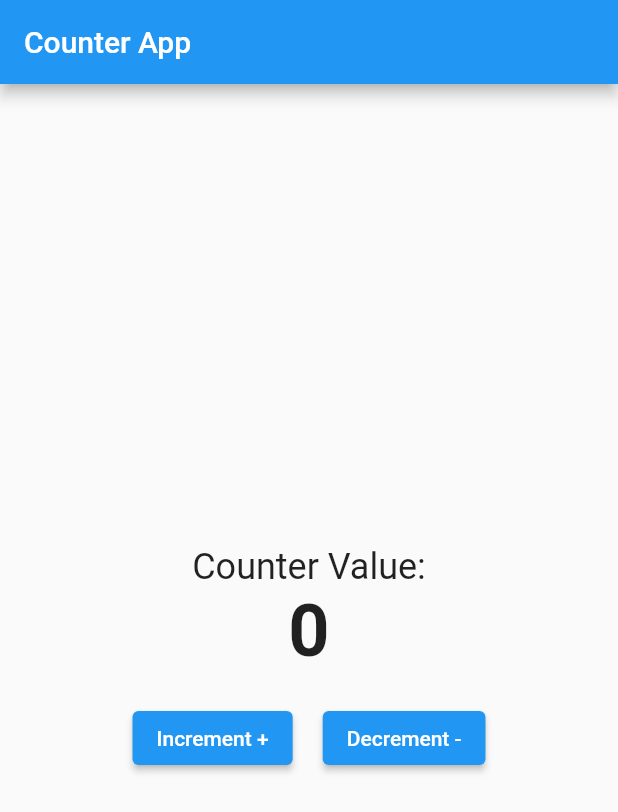
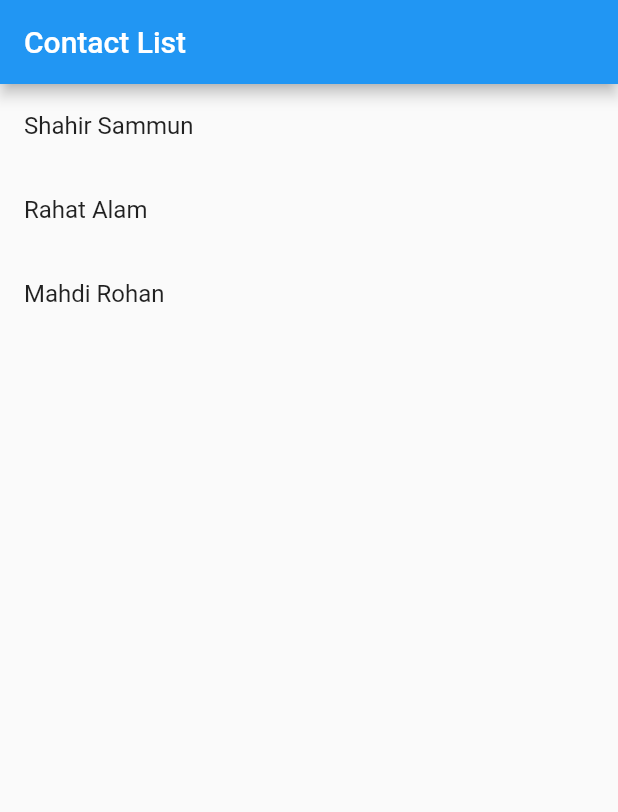
Before and after one commit to ShahirSammun/Flutter_Test, a Flutter app: the screen it shows after launch, on a phone screen of 412 x 824 dp. Shown: the top 812 px of the screen. Run offline on Flutter 3.47's test engine with Material 2 defaults, Android fonts, the light colour scheme and no system bars.

Commit message:
Flutter Code Added

```diff
--- a/lib/main.dart
+++ b/lib/main.dart
@@ -1,62 +1,66 @@
 import 'package:flutter/material.dart';
 
 void main() {
-  runApp(MyApp());
+  runApp(const MyApp());
 }
 
 class MyApp extends StatelessWidget {
+  const MyApp({super.key});
+
   @override
   Widget build(BuildContext context) {
     return MaterialApp(
-      title: 'Counter App',
-      theme: ThemeData(primarySwatch: Colors.blue),
-      home: CounterApp(),
+      title: 'Contact List',
+      theme: ThemeData(
+        primarySwatch: Colors.blue,
+      ),
+      home: ContactListScreen(),
     );
   }
 }
 
-class CounterApp extends StatefulWidget {
-  @override
-  _CounterAppState createState() => _CounterAppState();
+class Contact {
+  final String name;
+  final String email;
+  final String phoneNumber;
+
+  Contact({
+    required this.name,
+    required this.email,
+    required this.phoneNumber,
+  });
 }
 
-class _CounterAppState extends State<CounterApp> {
-  int _counter = 0;
+class ContactListScreen extends StatelessWidget {
+  final List<Contact> contacts = [
+    Contact(name: 'Shahir Sammun', email: 'shahirsammun00@gmail.com', phoneNumber: '01641204322'),
+    Contact(name: 'Rahat Alam', email: 'ralam2021@gmail.com', phoneNumber: '01701364436'),
+    Contact(name: 'Mahdi Rohan', email: 'mahdirohan21@gmail.com', phoneNumber: '01711452146'),
+  ];
 
-  void _incrementCounter() {
-    setState(() {
-      _counter++;
-      if (_counter == 5) {
-        _showCounterDialog();
-      } else if (_counter == 10) {
-        Navigator.push(
-          context,
-          MaterialPageRoute(builder: (context) => SecondScreen()),
-        );
-      }
-    });
-  }
 
-  void _decrementCounter() {
-    setState(() {
-      _counter--;
-    });
-  }
 
-  void _showCounterDialog() {
-    showDialog(
+  void _showContactDetails(BuildContext context, Contact contact) {
+    showModalBottomSheet<void>(
       context: context,
       builder: (BuildContext context) {
-        return AlertDialog(
-          title: Text('Counter value is 5!'),
-          actions: <Widget>[
-            TextButton(
-              child: Text('OK'),
-              onPressed: () {
-                Navigator.of(context).pop();
-              },
-            ),
-          ],
+        return Container(
+          padding: const EdgeInsets.all(16.0),
+          child: Column(
+            crossAxisAlignment: CrossAxisAlignment.start,
+            mainAxisSize: MainAxisSize.min,
+            children: [
+              Text(
+                'Name: ${contact.name}',
+                style: TextStyle(fontSize: 20, fontWeight: FontWeight.bold),
+              ),
+              SizedBox(height: 8),
+              Text('Email: ${contact.email}',
+                  style: TextStyle(fontSize: 16)),
+              SizedBox(height: 8),
+              Text('Phone Number: ${contact.phoneNumber}', style: TextStyle(fontSize: 16)),
+            ],
+          ),
         );
       },
     );
@@ -66,61 +70,19 @@ class _CounterAppState extends State<CounterApp> {
   Widget build(BuildContext context) {
     return Scaffold(
       appBar: AppBar(
-        title: Text('Counter App'),
+        title: Text('Contact List'),
       ),
-      body: Center(
-        child: Column(
-          mainAxisAlignment: MainAxisAlignment.center,
-          children: <Widget>[
-            Text(
-              'Counter Value:',
-              style: TextStyle(fontSize: 24),
-            ),
-            Text(
-              '$_counter',
-              style: TextStyle(fontSize: 48, fontWeight: FontWeight.bold),
-            ),
-            SizedBox(height: 20),
-            Row(
-              mainAxisAlignment: MainAxisAlignment.center,
-              children: <Widget>[
-                Flexible(
-                  flex: 1,
-                  child: ElevatedButton(
-                    child: Text('Increment +'),
-                    onPressed: _incrementCounter,
-                  ),
-                ),
-                SizedBox(width: 20),
-                Flexible(
-                  flex: 2,
-                  child: ElevatedButton(
-                    child: Text('Decrement -'),
-                    onPressed: _decrementCounter,
-                  ),
-                ),
-              ],
-            ),
-          ],
-        ),
+      body: ListView.builder(
+        itemCount: contacts.length,
+        itemBuilder: (context, index) {
+          return ListTile(
+            title: Text(contacts[index].name),
+            onTap: () {
+              _showContactDetails(context, contacts[index]);
+            },
+          );
+        },
       ),
     );
   }
 }
-
-class SecondScreen extends StatelessWidget {
-  @override
-  Widget build(BuildContext context) {
-    return Scaffold(
-      appBar: AppBar(
-        title: Text('Second Screen'),
-      ),
-      body: Center(
-        child: Text(
-          'Congratulations! You reached 10!',
-          style: TextStyle(fontSize: 24),
-        ),
-      ),
-    );
-  }
-}
```
